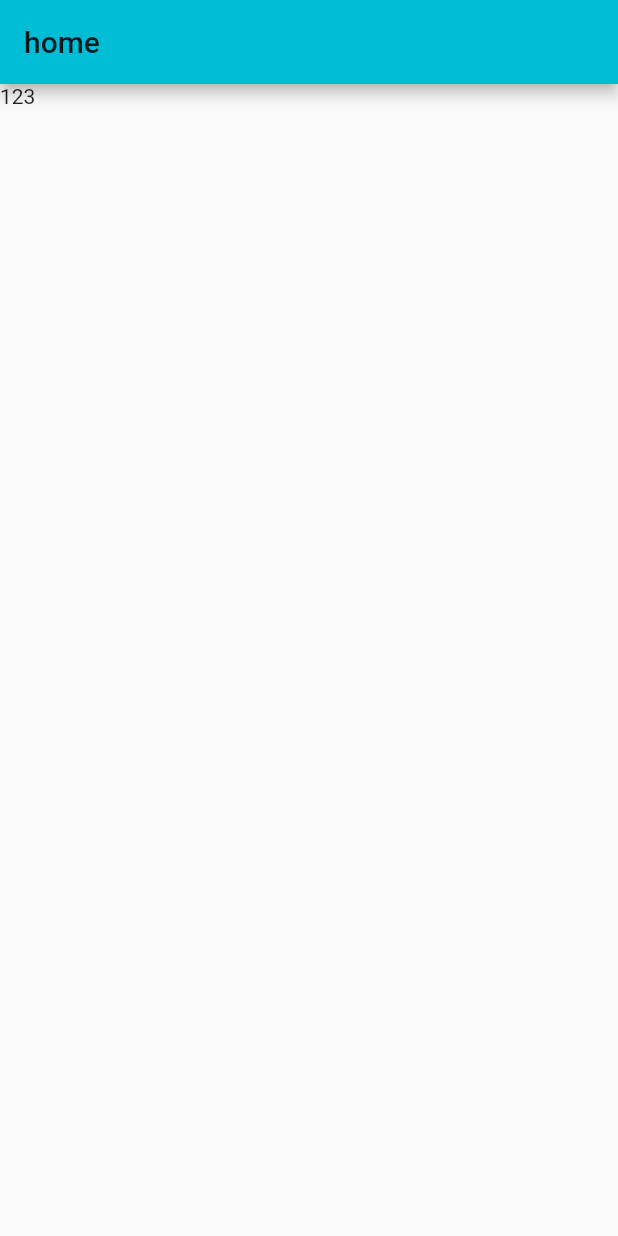
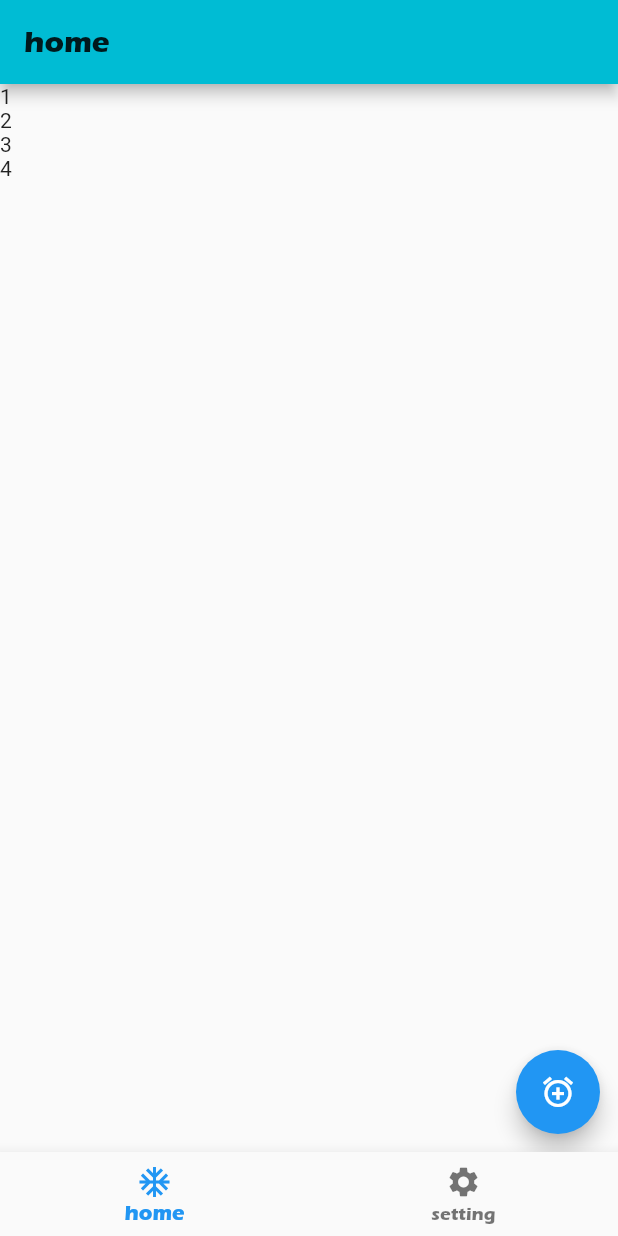
Before and after one commit to semperhhh/zhishu_card, a Flutter app: the screen it shows after launch, on a phone screen of 412 x 824 dp. Run offline on Flutter 3.47's test engine with Material 2 defaults, Android fonts, the phone set to English and light mode, and no system bars; our stand-ins replace flutter_screenutil; Roboto replaces fonts that are missing (PingFangSC).

Commit message:
add home

```diff
--- /dev/null
+++ b/lib/Home/HomeViewController.dart
@@ -0,0 +1,41 @@
+import 'package:flutter/material.dart';
+import 'package:zhishu_card_flutter/Tools/MainTool.dart';
+
+// 主页
+class HomeViewController extends StatefulWidget {
+  @override
+  _HomeViewControllerState createState() => _HomeViewControllerState();
+}
+
+class _HomeViewControllerState extends State<HomeViewController> {
+  // 数据
+  List<String> dataList = ["1", "2", "3", "4"];
+
+  @override
+  Widget build(BuildContext context) {
+    return Scaffold(
+      appBar: AppBar(
+        title: Text(
+          "home",
+          style: TextStyle(fontFamily: fontErasBold),
+        ),
+      ),
+      body: Container(
+        child: ListView.builder(
+          itemBuilder: (context, index) {
+            return Text(dataList[index]);
+          },
+          itemCount: dataList.length,
+        ),
+      ),
+      floatingActionButtonLocation: FloatingActionButtonLocation.miniEndFloat,
+      floatingActionButton: FloatingActionButton(
+        child: Icon(Icons.add_alarm),
+        onPressed: () {
+          print("FloatingActionButton");
+        },
+        backgroundColor: Colors.blue,
+      ),
+    );
+  }
+}
--- /dev/null
+++ b/lib/Setting/SettingViewController.dart
@@ -0,0 +1,25 @@
+import 'package:flutter/material.dart';
+import 'package:zhishu_card_flutter/Tools/mainTool.dart';
+
+// 设置
+class SettingViewController extends StatefulWidget {
+  @override
+  _SettingViewControllerState createState() => _SettingViewControllerState();
+}
+
+class _SettingViewControllerState extends State<SettingViewController> {
+  @override
+  Widget build(BuildContext context) {
+    return Scaffold(
+      appBar: AppBar(
+        title: Text(
+          "setting",
+          style: TextStyle(fontFamily: fontErasBold),
+        ),
+      ),
+      body: Center(
+        child: Text("设置"),
+      ),
+    );
+  }
+}
--- /dev/null
+++ b/lib/Tools/MainTool.dart
@@ -0,0 +1,2 @@
+// 字体
+final String fontErasBold = "ErasBold-ITC";
--- a/lib/main.dart
+++ b/lib/main.dart
@@ -1,4 +1,8 @@
 import 'package:flutter/material.dart';
+import 'package:flutter_screenutil/flutter_screenutil.dart';
+import 'package:zhishu_card_flutter/Home/HomeViewController.dart';
+import 'package:zhishu_card_flutter/Setting/SettingViewController.dart';
+import 'package:zhishu_card_flutter/Tools/MainTool.dart';
 
 main(List<String> args) {
   runApp(MyApp());
@@ -7,11 +11,18 @@ main(List<String> args) {
 class MyApp extends StatelessWidget {
   @override
   Widget build(BuildContext context) {
-    return MaterialApp(
-      home: RootViewController(),
-      theme: ThemeData(
-        primaryColor: Colors.cyan,
-      ),
+    return LayoutBuilder(
+      builder: (context, constraints) {
+        ScreenUtil.init(constraints,
+            designSize: Size(750, 1334), allowFontScaling: false);
+        return MaterialApp(
+          home: RootViewController(),
+          theme: ThemeData(
+            primaryColor: Colors.cyan,
+            fontFamily: "PingFangSC",
+          ),
+        );
+      },
     );
   }
 }
@@ -22,13 +33,34 @@ class RootViewController extends StatefulWidget {
 }
 
 class _RootViewControllerState extends State<RootViewController> {
+  int _currentIndex = 0;
+  List<Widget> pageList = [HomeViewController(), SettingViewController()];
+  final _pageController = PageController(initialPage: 0);
+
   @override
   Widget build(BuildContext context) {
-    return Scaffold(
-      appBar: AppBar(
-        title: Text("home"),
+    Widget scaf = Scaffold(
+      body: PageView(
+        pageSnapping: false, // 回弹
+        physics: NeverScrollableScrollPhysics(), //
+        children: pageList,
+        controller: _pageController,
       ),
-      body: Text("123"),
+      bottomNavigationBar: BottomNavigationBar(
+        unselectedLabelStyle: TextStyle(fontFamily: fontErasBold),
+        selectedLabelStyle: TextStyle(fontFamily: fontErasBold),
+        items: [
+          BottomNavigationBarItem(icon: Icon(Icons.ac_unit), label: "home"),
+          BottomNavigationBarItem(icon: Icon(Icons.settings), label: "setting"),
+        ],
+        onTap: ((index) {
+          _currentIndex = index;
+          _pageController.jumpToPage(index);
+          setState(() {});
+        }),
+        currentIndex: _currentIndex,
+      ),
     );
+    return scaf;
   }
 }
```
Also changed, not shown: pubspec.yaml (+7 -2 lines), pubspec.lock, 2 other files.
